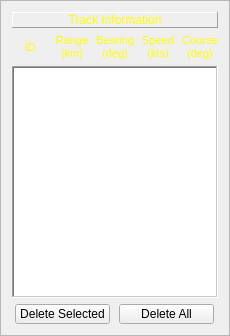
Above: RadarArmed2020/frametrackdisplay.ui from MiftahSalam/Radar-Armed-2020 before the change. Below: the same form after it.
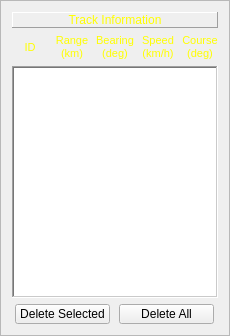
That is the form after the change.

Diff of the .ui file:
```diff
--- a/RadarArmed2020/frametrackdisplay.ui
+++ b/RadarArmed2020/frametrackdisplay.ui
@@ -163,7 +163,7 @@
        </property>
        <property name="text">
         <string>Speed
-(kts)</string>
+(km/h)</string>
        </property>
        <property name="textFormat">
         <enum>Qt::PlainText</enum>
```
